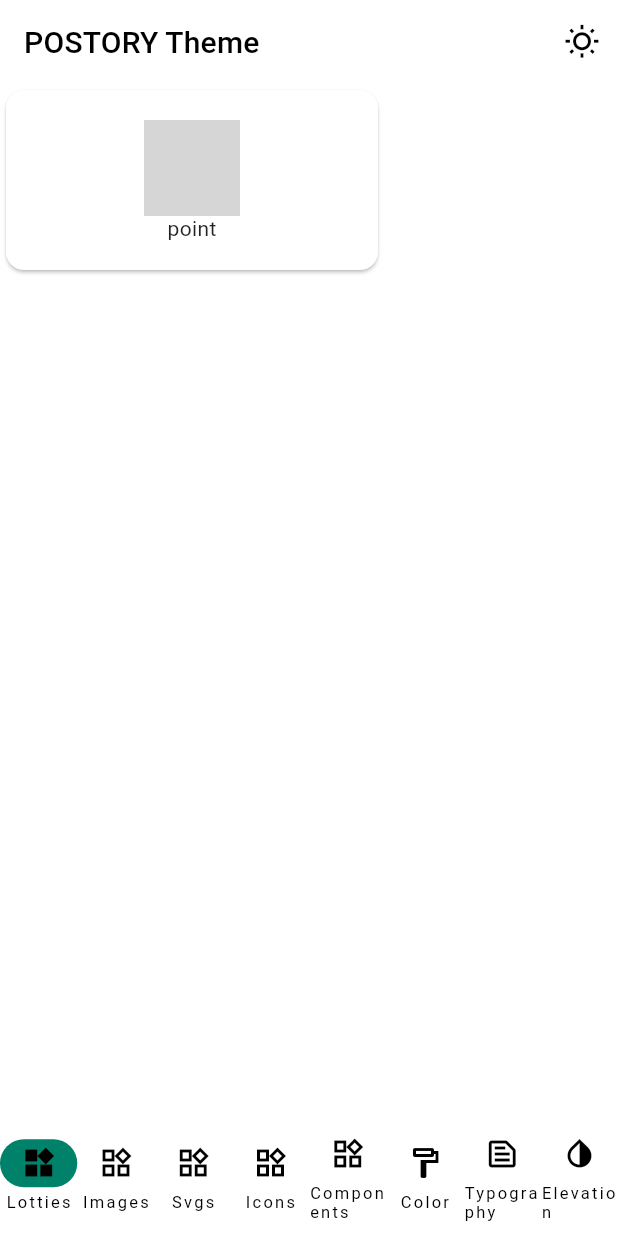
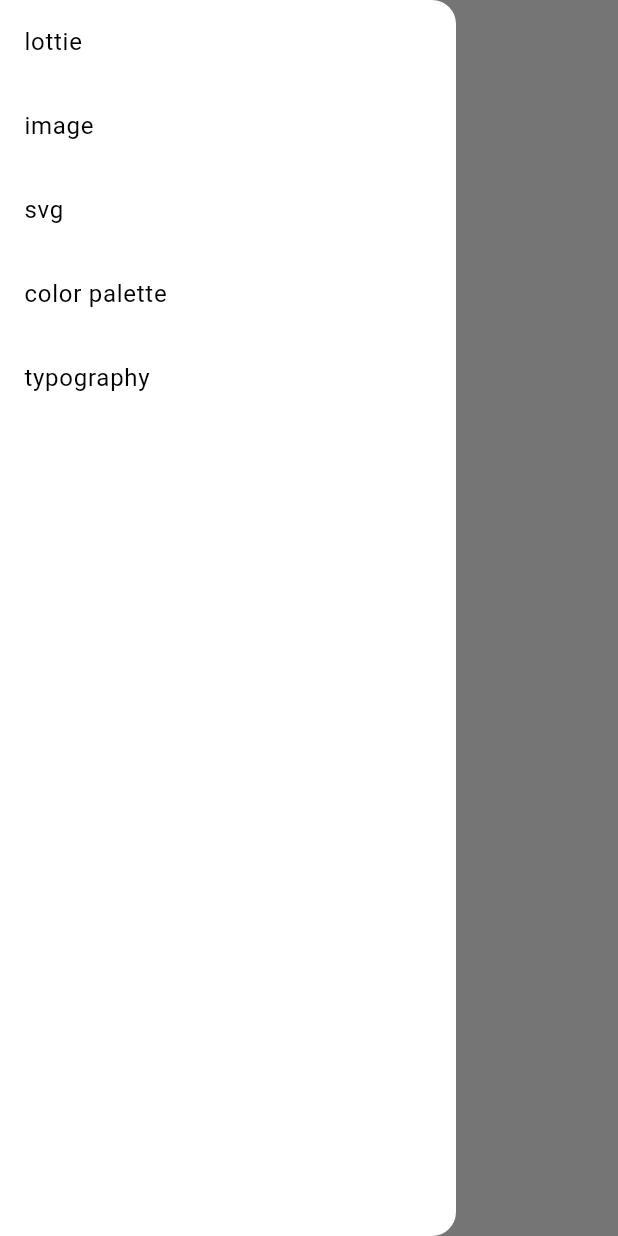
Before and after one commit to postory-app/theme, a Flutter app: the screen it shows after launch, with the side drawer open (before the commit the screen has no drawer), on a phone screen of 412 x 824 dp. Run offline on Flutter 3.47's test engine with Material 2 defaults, Android fonts, the phone set to English and light mode, and no system bars; our stand-ins replace flutter_svg, lottie; grey boxes are pictures that could not be loaded.

Commit message:
style: menu in drawer

```diff
--- /dev/null
+++ b/example/lib/app.dart
@@ -0,0 +1,19 @@
+import 'package:flutter/material.dart';
+import 'package:material_3_demo/pages/icon_page.dart';
+import 'package:postory_theme/postory_theme.dart';
+
+class App extends StatelessWidget {
+  const App({Key? key}) : super(key: key);
+
+  @override
+  Widget build(BuildContext context) {
+    return MaterialApp(
+      debugShowCheckedModeBanner: false,
+      title: 'POSTORY Theme',
+      themeMode: ThemeMode.light,
+      theme: PostoryTheme.light(),
+      darkTheme: PostoryTheme.dark(),
+      home: const IconsPage(),
+    );
+  }
+}
--- a/example/lib/main.dart
+++ b/example/lib/main.dart
@@ -1,133 +1,6 @@
 import 'package:flutter/material.dart';
-import 'package:material_3_demo/icon_screen.dart';
-import 'package:material_3_demo/lottie_screen.dart';
-import 'package:postory_theme/postory_theme.dart';
-
-import 'color_palettes_screen.dart';
-import 'component_screen.dart';
-import 'elevation_screen.dart';
-import 'image_screen.dart';
-import 'svg_screen.dart';
-import 'typography_screen.dart';
+import 'package:material_3_demo/app.dart';
 
 void main() {
-  runApp(const Material3Demo());
+  runApp(const App());
 }
-
-class Material3Demo extends StatefulWidget {
-  const Material3Demo({super.key});
-
-  @override
-  State<Material3Demo> createState() => _Material3DemoState();
-}
-
-// NavigationRail shows if the screen width is greater or equal to
-// screenWidthThreshold; otherwise, NavigationBar is used for navigation.
-const double narrowScreenWidthThreshold = 450;
-
-class _Material3DemoState extends State<Material3Demo> {
-  bool useLightMode = true;
-  int screenIndex = 0;
-
-  late ThemeData themeData;
-
-  @override
-  initState() {
-    super.initState();
-  }
-
-  void handleScreenChanged(int selectedScreen) {
-    setState(() {
-      screenIndex = selectedScreen;
-    });
-  }
-
-  void handleBrightnessChange() {
-    setState(() {
-      useLightMode = !useLightMode;
-    });
-  }
-
-  Widget createScreenFor(int screenIndex, bool showNavBarExample) {
-    switch (screenIndex) {
-      case 0:
-        return const LottieScreen();
-      case 1:
-        return const ImageScreen();
-      case 2:
-        return const SvgScreen();
-      case 3:
-        return const IconsScreen();
-      case 4:
-        return ComponentScreen(showNavBottomBar: showNavBarExample);
-      case 5:
-        return const ColorPalettesScreen();
-      case 6:
-        return const TypographyScreen();
-      case 7:
-        return const ElevationScreen();
-      default:
-        return ComponentScreen(showNavBottomBar: showNavBarExample);
-    }
-  }
-
-  PreferredSizeWidget createAppBar() {
-    return AppBar(
-      title: const Text("POSTORY Theme"),
-      actions: [
-        IconButton(
-          icon: useLightMode
-              ? const Icon(Icons.wb_sunny_outlined)
-              : const Icon(Icons.wb_sunny),
-          onPressed: handleBrightnessChange,
-          tooltip: "Toggle brightness",
-        ),
-      ],
-    );
-  }
-
-  @override
-  Widget build(BuildContext context) {
-    return MaterialApp(
-      debugShowCheckedModeBanner: false,
-      title: 'POSTORY Theme',
-      themeMode: useLightMode ? ThemeMode.light : ThemeMode.dark,
-      theme: PostoryTheme.light(),
-      darkTheme: PostoryTheme.dark(),
-      home: LayoutBuilder(builder: (context, constraints) {
-        if (constraints.maxWidth < narrowScreenWidthThreshold) {
-          return Scaffold(
-            appBar: createAppBar(),
-            body: Row(children: <Widget>[
-              createScreenFor(screenIndex, false),
-            ]),
-            bottomNavigationBar: NavigationBars(
-              onSelectItem: handleScreenChanged,
-              selectedIndex: screenIndex,
-              isExampleBar: false,
-            ),
-          );
-        } else {
-          return Scaffold(
-            appBar: createAppBar(),
-            body: SafeArea(
-              bottom: false,
-              top: false,
-              child: Row(
-                children: <Widget>[
-                  Padding(
-                      padding: const EdgeInsets.symmetric(horizontal: 5),
-                      child: NavigationRailSection(
-                          onSelectItem: handleScreenChanged,
-                          selectedIndex: screenIndex)),
-                  const VerticalDivider(thickness: 1, width: 1),
-                  createScreenFor(screenIndex, true),
-                ],
-              ),
-            ),
-          );
-        }
-      }),
-    );
-  }
-}
--- a/example/lib/component_screen.dart
+++ b/example/lib/pages/component_page.dart
@@ -1,7 +1,7 @@
 import 'package:flutter/material.dart';
 
-class ComponentScreen extends StatelessWidget {
-  const ComponentScreen({super.key, required this.showNavBottomBar});
+class ComponentPage extends StatelessWidget {
+  const ComponentPage({super.key, required this.showNavBottomBar});
 
   final bool showNavBottomBar;
 
--- a/example/lib/elevation_screen.dart
+++ b/example/lib/pages/elevation_page.dart
@@ -1,7 +1,7 @@
 import 'package:flutter/material.dart';
 
-class ElevationScreen extends StatelessWidget {
-  const ElevationScreen({super.key});
+class ElevationPage extends StatelessWidget {
+  const ElevationPage({super.key});
 
   @override
   Widget build(BuildContext context) {
--- a/example/lib/icon_screen.dart
+++ b/example/lib/pages/icon_page.dart
@@ -1,6 +1,6 @@
 import 'package:flutter/material.dart';
-
-import 'alias.dart';
+import 'package:material_3_demo/alias.dart';
+import 'package:material_3_demo/widgets/drawer.dart';
 
 final icons = {
   'alarm_new': MyIcons.alarm_new,
@@ -54,13 +54,15 @@ final icons = {
   'v_address': MyIcons.v_address,
 }.entries.toList(growable: false);
 
-class IconsScreen extends StatelessWidget {
-  const IconsScreen({Key? key}) : super(key: key);
+class IconsPage extends StatelessWidget {
+  const IconsPage({Key? key}) : super(key: key);
 
   @override
   Widget build(BuildContext context) {
-    return Expanded(
-      child: SingleChildScrollView(
+    return Scaffold(
+      appBar: AppBar(title: const Text('icons')),
+      drawer: const MyDrawer(),
+      body: SingleChildScrollView(
         child: Wrap(
           spacing: 16.0,
           runSpacing: 16.0,
--- a/example/lib/lottie_screen.dart
+++ b/example/lib/pages/lottie_page.dart
@@ -1,19 +1,21 @@
 import 'package:flutter/material.dart';
 import 'package:lottie/lottie.dart';
-
-import 'alias.dart';
+import 'package:material_3_demo/alias.dart';
+import 'package:material_3_demo/widgets/drawer.dart';
 
 final lotties = {
   'point': MyLotties.point,
 }.entries.toList(growable: false);
 
-class LottieScreen extends StatelessWidget {
-  const LottieScreen({Key? key}) : super(key: key);
+class LottiePage extends StatelessWidget {
+  const LottiePage({Key? key}) : super(key: key);
 
   @override
   Widget build(BuildContext context) {
-    return Expanded(
-      child: SingleChildScrollView(
+    return Scaffold(
+      appBar: AppBar(title: const Text('lotties')),
+      drawer: const MyDrawer(),
+      body: SingleChildScrollView(
         child: Wrap(
           spacing: 16.0,
           runSpacing: 16.0,
--- /dev/null
+++ b/example/lib/widgets/drawer.dart
@@ -0,0 +1,37 @@
+import 'package:flutter/material.dart';
+import 'package:material_3_demo/navigator.dart';
+
+class MyDrawer extends StatelessWidget {
+  const MyDrawer({Key? key}) : super(key: key);
+
+  @override
+  Widget build(BuildContext context) {
+    return Drawer(
+      child: ListView(
+        padding: EdgeInsets.zero,
+        children: [
+          ListTile(
+            title: const Text('lottie'),
+            onTap: Navigator.of(context).toLottiePage,
+          ),
+          ListTile(
+            title: const Text('image'),
+            onTap: Navigator.of(context).toImagePage,
+          ),
+          ListTile(
+            title: const Text('svg'),
+            onTap: Navigator.of(context).toSvgPage,
+          ),
+          ListTile(
+            title: const Text('color palette'),
+            onTap: Navigator.of(context).toColorPalettesPage,
+          ),
+          ListTile(
+            title: const Text('typography'),
+            onTap: Navigator.of(context).toTypographyPage,
+          ),
+        ],
+      ),
+    );
+  }
+}
```
Also changed, not shown: example/lib/navigator.dart (added, +38 -0 lines), example/lib/pages/color_palettes_page.dart (renamed from example/lib/color_palettes_screen.dart, +7 -4 lines), example/lib/pages/image_page.dart (renamed from example/lib/image_screen.dart, +8 -7 lines), example/lib/pages/svg_page.dart (renamed from example/lib/svg_screen.dart, +8 -6 lines), example/lib/pages/typography_page.dart (renamed from example/lib/typography_screen.dart, +7 -4 lines).
